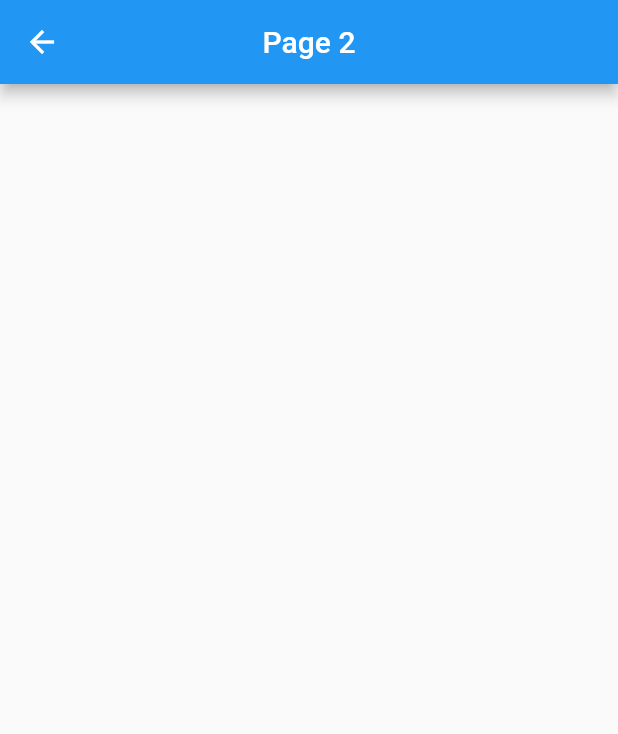
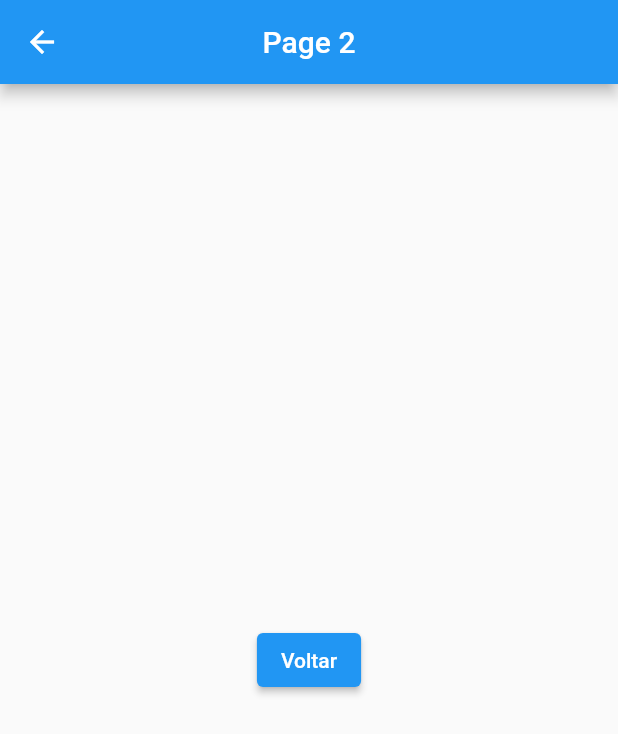
Before and after one commit to Maxel-Uds/Curso-Flutter-Essencial, a Flutter app: the HelloPage2 screen opened directly, on a phone screen of 412 x 824 dp. Shown: the top 734 px of the screen. Run offline on Flutter 3.47's test engine with Material 2 defaults, Android fonts, the phone set to English and light mode, and no system bars.

Commit message:
Voltar para a tela anterior (pop)

```diff
--- a/basic_flutter_and_widgets/lib/pages/hello_page2.dart
+++ b/basic_flutter_and_widgets/lib/pages/hello_page2.dart
@@ -10,6 +10,16 @@ class HelloPage2 extends StatelessWidget {
         title: const Text("Page 2"),
         centerTitle: true,
       ),
+      body: _body(context),
+    );
+  }
+
+  _body(BuildContext context) {
+    return Center(
+      child: ElevatedButton(
+        onPressed: () => Navigator.pop(context),
+        child: const Text("Voltar"),
+      ),
     );
   }
 }
```
